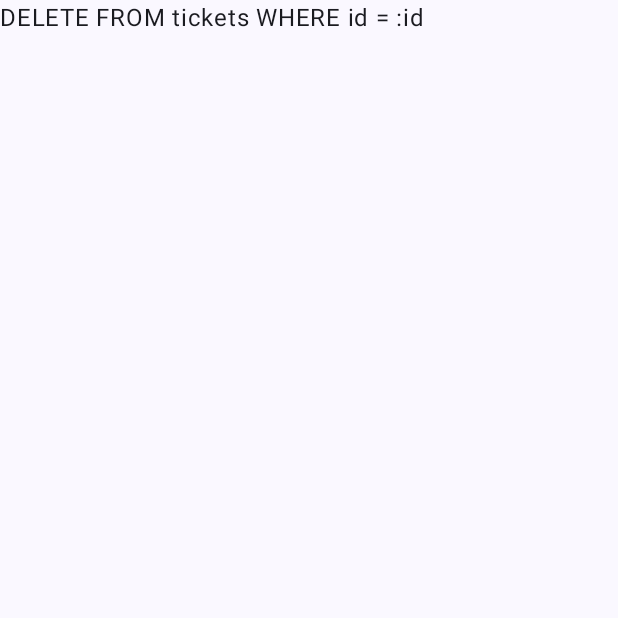
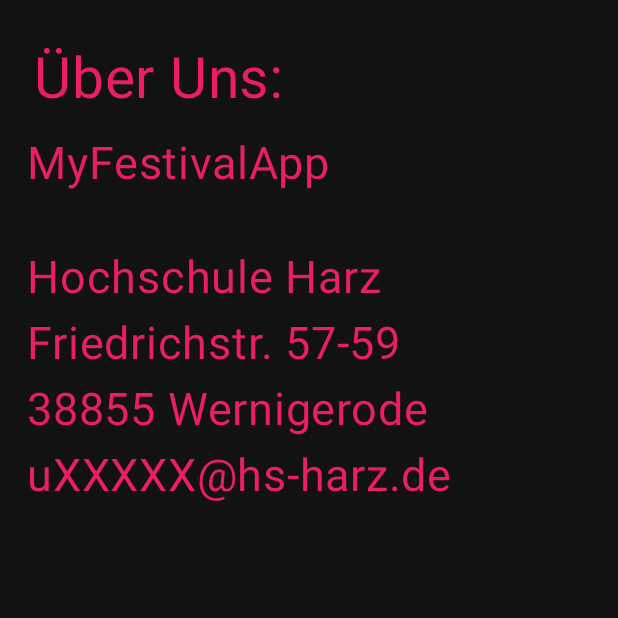
Before and after one commit to cedric-star/AndroidApp-Festivals, an Android app built with Jetpack Compose: the composable About shown on its own in the app's theme, on a phone screen of 412 x 824 dp, the top half of it. Run offline under Robolectric (Android 15) with nearby library versions, the phone set to English and light mode, and no system bars; our stand-ins replace Room's generated code.

Commit message:
nur animationen fehlen

```diff
--- a/app/src/main/java/com/example/mycolorchangingbox/MainActivity.kt
+++ b/app/src/main/java/com/example/mycolorchangingbox/MainActivity.kt
@@ -89,6 +89,7 @@ import kotlinx.coroutines.launch
 import org.xmlpull.v1.XmlPullParser
 import kotlinx.coroutines.Dispatchers
 import kotlinx.coroutines.withContext
+
 
 class MainActivity : ComponentActivity() {
     //DB Instanziieren
@@ -549,9 +550,48 @@ fun getEventByID(id: Int): Event {
     )
 }
 
+//@Preview
 @Composable
 fun About() {
-    Text("DELETE FROM tickets WHERE id = :id")
+    var stichPunkte = listOf<String>(
+        "MyFestivalApp",
+        "",
+        "Hochschule Harz",
+        "Friedrichstr. 57-59",
+        "38855 Wernigerode ",
+        "uXXXXX@hs-harz.de",
+    )
+
+    Box(modifier = Modifier
+        .fillMaxSize()
+        .background(colorResource(R.color.main_background))) {
+        Column(
+            modifier = Modifier.padding(14.dp, top = 30.dp)
+        ) {
+            Text(
+                text = "Über Uns:",
+                modifier = Modifier
+                    .padding(8.dp, bottom = 12.dp),
+                color = colorResource(R.color.secondary_text),
+                fontSize = 38.sp,
+                textAlign = TextAlign.Center,
+
+            )
+            stichPunkte.forEach {
+                    p ->
+                Text(
+                    text = p,
+                    modifier = Modifier
+                        .padding(4.dp),
+                    color = colorResource(R.color.secondary_text),
+                    fontSize = 30.sp,
+
+                    )
+            }
+        }
+    }
+
+
 }
 
 //--------------
```
